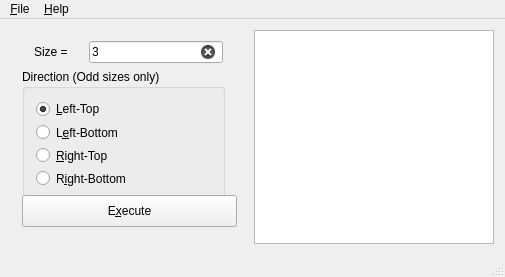
Before: the Qt Designer form mainwindow.ui in mingtsay/mcu_course_ds_ex3_03363636, drawn with Qt 5.
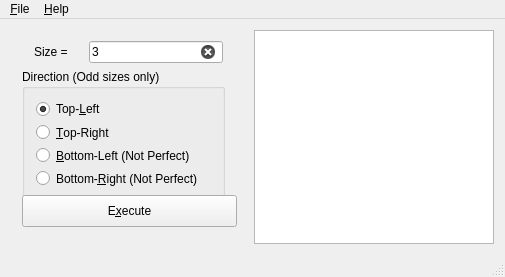
After: the same form once the commit is applied.

```diff
--- a/mainwindow.ui
+++ b/mainwindow.ui
@@ -99,7 +99,7 @@
           <item>
            <widget class="QRadioButton" name="radioLeftTop">
             <property name="text">
-             <string>&amp;Left-Top</string>
+             <string>Top-&amp;Left</string>
             </property>
             <property name="checked">
              <bool>true</bool>
@@ -109,21 +109,21 @@
           <item>
            <widget class="QRadioButton" name="radioLeftBottom">
             <property name="text">
-             <string>L&amp;eft-Bottom</string>
+             <string>&amp;Top-Right</string>
             </property>
            </widget>
           </item>
           <item>
            <widget class="QRadioButton" name="radioRightTop">
             <property name="text">
-             <string>&amp;Right-Top</string>
+             <string>&amp;Bottom-Left (Not Perfect)</string>
             </property>
            </widget>
           </item>
           <item>
            <widget class="QRadioButton" name="radioRightBottom">
             <property name="text">
-             <string>R&amp;ight-Bottom</string>
+             <string>Bottom-&amp;Right (Not Perfect)</string>
             </property>
            </widget>
           </item>
```
Left out of the diff: 16 changed lines with no effect on the pictures.
